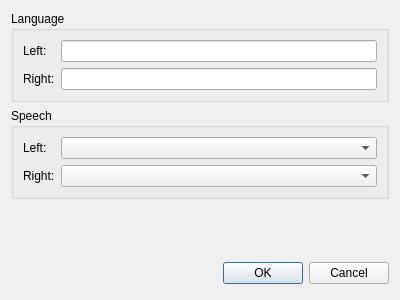
This is source/vocabularymanagerdialog/vocabularysettingsdialog.ui in martin-kudlicka/vocabulary-master as Qt 5 draws it before an edit. The edited form follows.
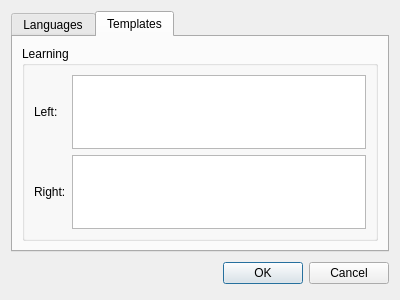
This is the edited form. The open tabs and pages were chosen to show the change.

Commit message: + learning template editor

```diff
--- a/source/vocabularymanagerdialog/vocabularysettingsdialog.ui
+++ b/source/vocabularymanagerdialog/vocabularysettingsdialog.ui
@@ -15,12 +15,20 @@
   </property>
   <layout class="QVBoxLayout" name="verticalLayout_3">
    <item>
+    <widget class="QTabWidget" name="qtwTabs">
+     <property name="currentIndex">
+      <number>0</number>
+     </property>
+     <widget class="QWidget" name="tab">
+      <attribute name="title">
+       <string>Languages</string>
+      </attribute>
+      <layout class="QVBoxLayout" name="verticalLayout_4">
+       <item>
     <widget class="QGroupBox" name="groupBox_2">
      <property name="title">
       <string>Language</string>
      </property>
-     <layout class="QVBoxLayout" name="verticalLayout">
-      <item>
        <layout class="QGridLayout" name="gridLayout">
         <item row="0" column="0">
          <widget class="QLabel" name="label_3">
@@ -49,8 +57,6 @@
          <widget class="QLineEdit" name="leLanguageRight"/>
         </item>
        </layout>
-      </item>
-     </layout>
     </widget>
    </item>
    <item>
@@ -58,8 +64,6 @@
      <property name="title">
       <string>Speech</string>
      </property>
-     <layout class="QVBoxLayout" name="verticalLayout_2">
-      <item>
        <layout class="QGridLayout" name="gridLayout_2">
         <item row="0" column="0">
          <widget class="QLabel" name="label">
@@ -102,8 +106,6 @@
          </widget>
         </item>
        </layout>
-      </item>
-     </layout>
     </widget>
    </item>
    <item>
@@ -118,6 +120,46 @@
       </size>
      </property>
     </spacer>
+       </item>
+      </layout>
+     </widget>
+     <widget class="QWidget" name="tab_2">
+      <attribute name="title">
+       <string>Templates</string>
+      </attribute>
+      <layout class="QVBoxLayout" name="verticalLayout">
+       <item>
+        <widget class="QGroupBox" name="groupBox">
+         <property name="title">
+          <string>Learning</string>
+         </property>
+         <layout class="QGridLayout" name="gridLayout_3">
+          <item row="0" column="0">
+           <widget class="QLabel" name="label_5">
+            <property name="text">
+             <string>Left:</string>
+            </property>
+           </widget>
+          </item>
+          <item row="0" column="1">
+           <widget class="QTextEdit" name="qteLearningLeft"/>
+          </item>
+          <item row="1" column="0">
+           <widget class="QLabel" name="label_6">
+            <property name="text">
+             <string>Right:</string>
+            </property>
+           </widget>
+          </item>
+          <item row="1" column="1">
+           <widget class="QTextEdit" name="qteLearningRight"/>
+          </item>
+         </layout>
+        </widget>
+       </item>
+      </layout>
+     </widget>
+    </widget>
    </item>
    <item>
     <layout class="QHBoxLayout">
```
Lines whose indentation alone changed are shown as unchanged. The commit also changes 2 other files.
